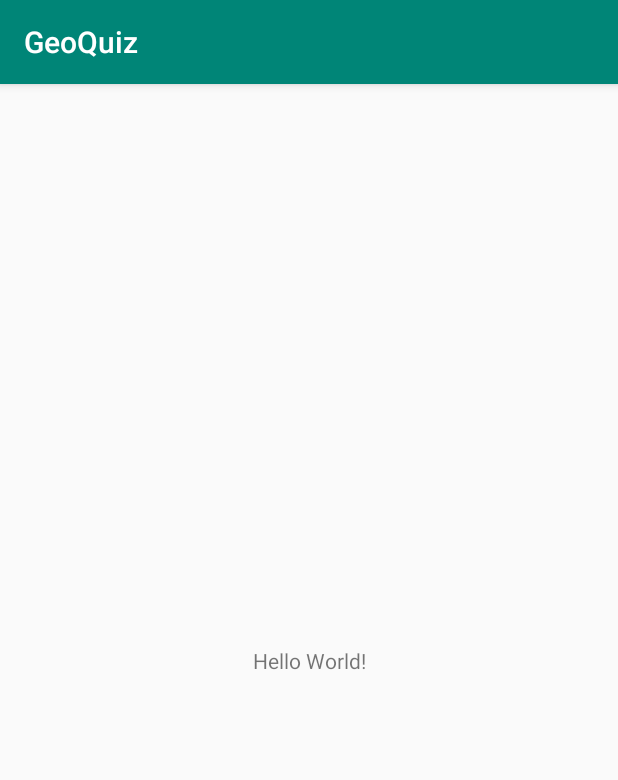
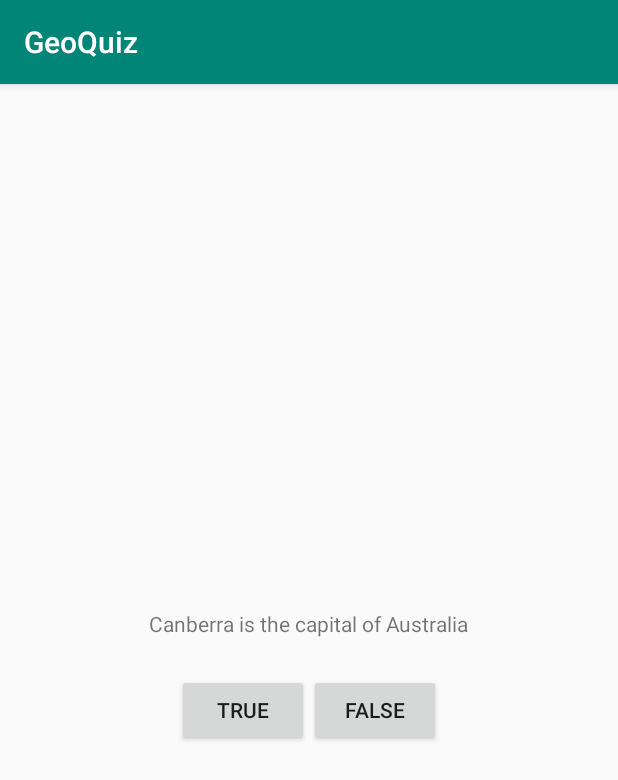
Before and after one commit to 6804601/GeoQuiz., an Android app: the screen it shows after launch (MainActivity), on a phone screen of 412 x 824 dp. Shown: the top 780 px of the screen. Run offline under Robolectric (Android 15) with nearby library versions, the phone set to English and light mode, and no system bars.

Commit message:
Finished the code. Finding where String.xml was the hardest part for me to find.

```diff
--- a/app/src/main/res/layout/activity_main.xml
+++ b/app/src/main/res/layout/activity_main.xml
@@ -1,18 +1,30 @@
 <?xml version="1.0" encoding="utf-8"?>
-<android.support.constraint.ConstraintLayout xmlns:android="http://schemas.android.com/apk/res/android"
-    xmlns:app="http://schemas.android.com/apk/res-auto"
-    xmlns:tools="http://schemas.android.com/tools"
+
+<LinearLayout xmlns:android="http://schemas.android.com/apk/res/android"
     android:layout_width="match_parent"
     android:layout_height="match_parent"
-    tools:context=".MainActivity">
+    android:gravity="center"
+    android:orientation="vertical">
 
-    <TextView
+<TextView
+    android:layout_width="wrap_content"
+    android:layout_height="wrap_content"
+    android:padding="24dp"
+    android:text="@string/question_text"/>
+
+    <LinearLayout
         android:layout_width="wrap_content"
         android:layout_height="wrap_content"
-        android:text="Hello World!"
-        app:layout_constraintBottom_toBottomOf="parent"
-        app:layout_constraintLeft_toLeftOf="parent"
-        app:layout_constraintRight_toRightOf="parent"
-        app:layout_constraintTop_toTopOf="parent" />
+        android:orientation="horizontal">
 
-</android.support.constraint.ConstraintLayout>
+        <Button
+            android:layout_width="wrap_content"
+            android:layout_height="wrap_content"
+            android:text="@string/true_button" />
+        <Button
+            android:layout_width="wrap_content"
+            android:layout_height="wrap_content"
+            android:text="@string/false_button" />
+
+    </LinearLayout>
+</LinearLayout>
--- a/app/src/main/res/values/strings.xml
+++ b/app/src/main/res/values/strings.xml
@@ -1,3 +1,6 @@
 <resources>
     <string name="app_name">GeoQuiz</string>
+    <string name="question_text">Canberra is the capital of Australia</string>
+    <string name="true_button">True</string>
+    <string name="false_button">False</string>
 </resources>
```
